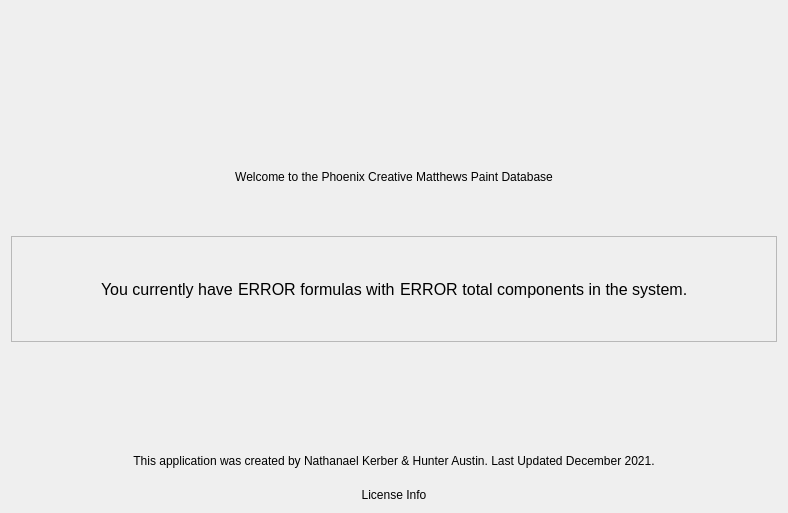
Above: src/HomeWidget.ui from nkerber/PhoenixCreative before the change. Below: the same form after it.
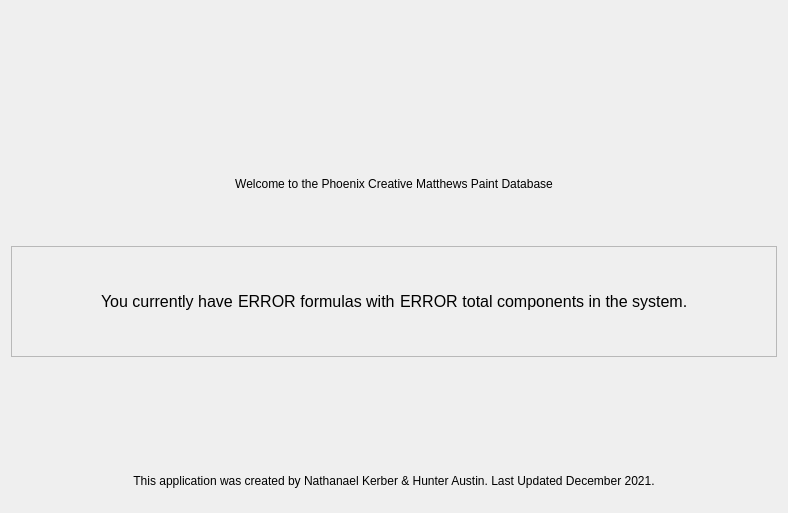
That is the form after the change. Icons and pictures are not drawn.

The edit to the form file:
```diff
--- a/src/HomeWidget.ui
+++ b/src/HomeWidget.ui
@@ -13,7 +13,7 @@
   <property name="windowTitle">
    <string>Form</string>
   </property>
-  <layout class="QVBoxLayout" name="verticalLayout" stretch="1,1,1,1,0,0">
+  <layout class="QVBoxLayout" name="verticalLayout" stretch="1,1,1,1,0">
    <item>
     <widget class="QLabel" name="label_7">
      <property name="sizePolicy">
@@ -215,16 +215,6 @@
      </property>
     </widget>
    </item>
-   <item>
-    <widget class="QLabel" name="label_3">
-     <property name="text">
-      <string>License Info</string>
-     </property>
-     <property name="alignment">
-      <set>Qt::AlignCenter</set>
-     </property>
-    </widget>
-   </item>
   </layout>
  </widget>
  <resources>
```
